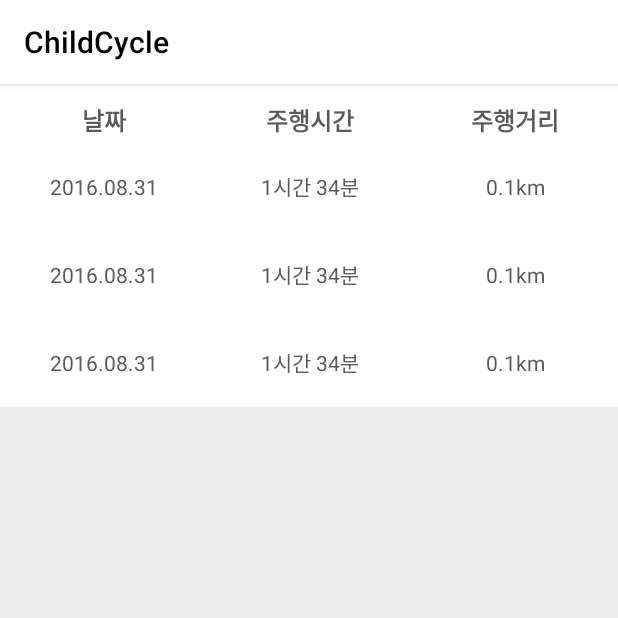
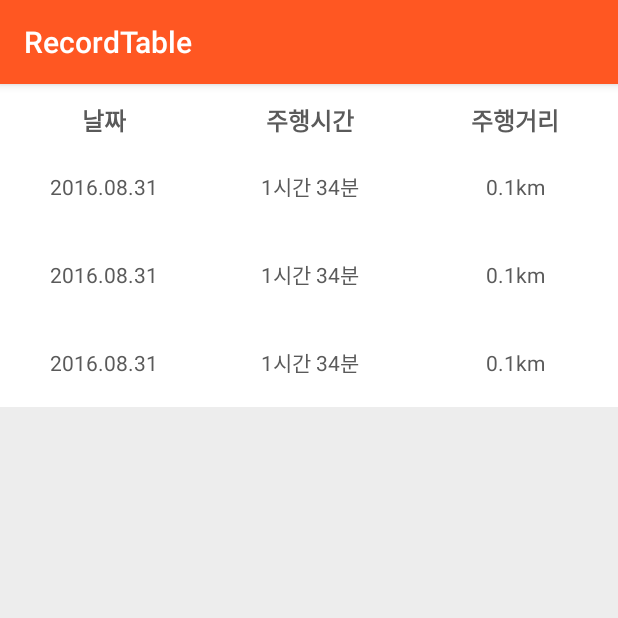
Before and after one commit to for-project-team/child-cycle-android, an Android app: the FinishRidingActivity screen opened directly, with no data from a screen before it, after a tap on "총 주행기록 보기", on a phone screen of 412 x 824 dp, the top half of it. Run offline under Robolectric (Android 15) with nearby library versions, the phone set to English and light mode, and no system bars.

Commit message:
FinishRidingActivity 를 RecordTableActivity로 분할함

```diff
--- a/app/src/main/AndroidManifest.xml
+++ b/app/src/main/AndroidManifest.xml
@@ -55,6 +55,10 @@
             android:name=".ContentsSettingActivity"
             android:label="ContentsSetting" />
 
+        <activity
+            android:name=".RecordTableActivity"
+            android:label="RecordTable" />
+
 
         <activity
             android:name=".TempSenseTest"
--- a/app/src/main/java/com/example/eunji/childcycle/FinishRidingActivity.java
+++ b/app/src/main/java/com/example/eunji/childcycle/FinishRidingActivity.java
@@ -42,12 +42,13 @@ public class FinishRidingActivity extends AppCompatActivity{
     }
 
     public void historyClick(View v){
-        setContentView(R.layout.record_table);
+        Intent intent = new Intent(getApplicationContext(), RecordTableActivity.class);
+        startActivity(intent);
     }
 
 
-//    @Override
-//    public void onBackPressed() {
-//        //super.onBackPressed();
-//    }
+    @Override
+    public void onBackPressed() {
+        //super.onBackPressed();
+    }
 }
--- /dev/null
+++ b/app/src/main/java/com/example/eunji/childcycle/RecordTableActivity.java
@@ -0,0 +1,16 @@
+package com.example.eunji.childcycle;
+
+import android.os.Bundle;
+import android.support.v7.app.AppCompatActivity;
+
+/**
+ * Created by Eunji on 2016. 11. 8..
+ */
+
+public class RecordTableActivity extends AppCompatActivity{
+    public void onCreate(Bundle savedInstanceState) {
+        super.onCreate(savedInstanceState);
+        setContentView(R.layout.record_table);
+
+    }
+}
```
